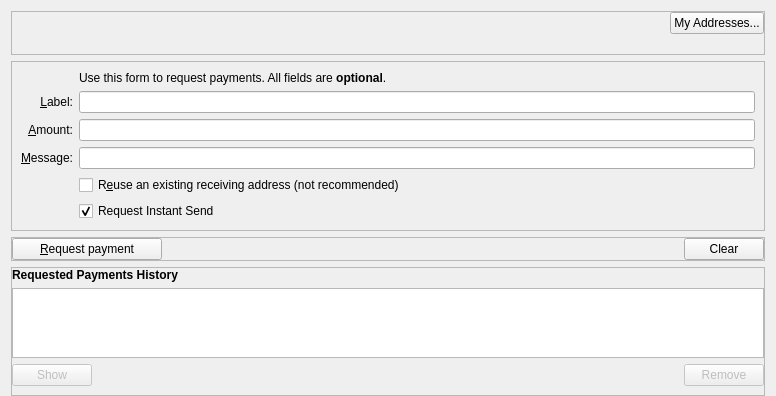
genix-project/genix, file src/qt/forms/receivecoinsdialog.ui: the form before one commit.
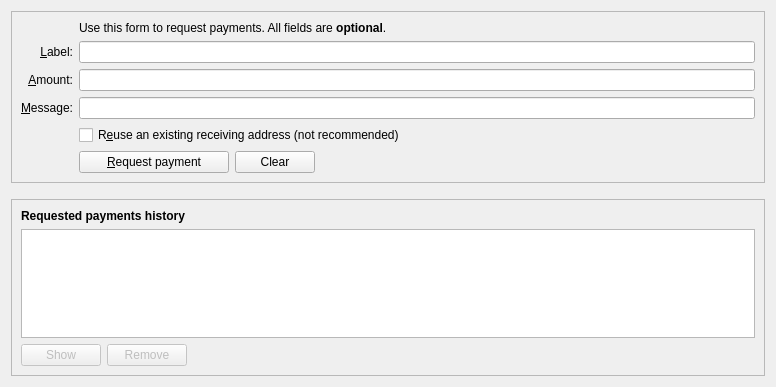
The form after the commit. Custom widgets are drawn as their Qt base class.

Diff of the .ui file:
```diff
--- a/src/qt/forms/receivecoinsdialog.ui
+++ b/src/qt/forms/receivecoinsdialog.ui
@@ -10,74 +10,9 @@
 				<height>387</height>
 			</rect>
 		</property>
-		<layout class="QVBoxLayout" name="verticalLayout" stretch="0,0,0,0,1">
-            <property name="bottomMargin">
-                <number>0</number>
-            </property>
+  <layout class="QVBoxLayout" name="verticalLayout" stretch="0,0,1">
             <item>
-                <widget class="QFrame" name="frameSendTopButton">
-					<property name="sizePolicy">
-						<sizepolicy hsizetype="Expanding" vsizetype="Expanding">
-							<horstretch>0</horstretch>
-							<verstretch>0</verstretch>
-						</sizepolicy>
-					</property>
-					<property name="maximumSize">
-						<size>
-							<width>16777215</width>
-							<height>16777215</height>
-						</size>
-					</property>
-					<property name="frameShape">
-						<enum>QFrame::StyledPanel</enum>
-					</property>
-					<property name="frameShadow">
-						<enum>QFrame::Sunken</enum>
-					</property>
-					<layout class="QHBoxLayout" name="topSendButtons">
-                         <property name="topMargin">
-                            <number>0</number>
-                        </property>
-                        <property name="bottomMargin">
-                            <number>20</number>
-                        </property>
-                        <property name="leftMargin">
-                            <number>0</number>
-                        </property>
-                        <property name="rightMargin">
-                            <number>0</number>
-                        </property>
-                        <item>
-                            <spacer name="horizontalSpacerWalletSecruity">
-                                <property name="orientation">
-                                    <enum>Qt::Horizontal</enum>
-                                </property>
-                                <property name="sizeHint" stdset="0">
-                                    <size>
-                                        <width>40</width>
-                                        <height>1</height>
-                                    </size>
-                                </property>
-                            </spacer>
-                        </item>
-						<item>
-							<widget class="QPushButton" name="receivingAddressesButton">
-								<property name="toolTip">
-									<string>Clear all fields of the form.</string>
-								</property>
-								<property name="text">
-									<string>My Addresses...</string>
-								</property>
-								<property name="autoDefault">
-									<bool>false</bool>
-								</property>
-							</widget>
-						</item>
-					</layout>
-				</widget>
-            </item>
-			<item>
-				<widget class="QFrame" name="frameReceiveForm">
+    <widget class="QFrame" name="frame2">
 					<property name="sizePolicy">
 						<sizepolicy hsizetype="Preferred" vsizetype="Expanding">
 							<horstretch>0</horstretch>
@@ -193,61 +128,7 @@
 									</widget>
 								</item>
 								<item row="8" column="2">
-									<widget class="QCheckBox" name="checkUseInstantSend">
-										<property name="text">
-											<string>Request Instant Send</string>
-										</property>
-										<property name="checked">
-											<bool>true</bool>
-										</property>
-									</widget>
-								</item>
-							</layout>
-						</item>
-					</layout>
-				</widget>
-			</item>
-            <item>
-                <widget class="QFrame" name="frame2">
-					<property name="sizePolicy">
-						<sizepolicy hsizetype="Preferred" vsizetype="Expanding">
-							<horstretch>0</horstretch>
-							<verstretch>0</verstretch>
-						</sizepolicy>
-					</property>
-					<property name="frameShape">
-						<enum>QFrame::StyledPanel</enum>
-					</property>
-					<property name="frameShadow">
-						<enum>QFrame::Sunken</enum>
-					</property>
-					<layout class="QVBoxLayout" name="verticalLayout_3_2">
-                        <property name="leftMargin">
-                            <number>0</number>
-                        </property>
-                        <property name="topMargin">
-                            <number>0</number>
-                        </property>
-                        <property name="rightMargin">
-                            <number>0</number>
-                        </property>
-                        <property name="bottomMargin">
-                            <number>0</number>
-                        </property>
-                    	<item>
                             <layout class="QHBoxLayout" name="horizontalLayout">
-                                <property name="leftMargin">
-                                    <number>0</number>
-                                </property>
-                                <property name="topMargin">
-                                    <number>0</number>
-                                </property>
-                                <property name="rightMargin">
-                                    <number>0</number>
-                                </property>
-                                <property name="bottomMargin">
-                                    <number>0</number>
-                                </property>
                                 <item>
                                     <widget class="QPushButton" name="receiveButton">
                                         <property name="minimumSize">
@@ -261,19 +142,6 @@
                                         </property>
                                     </widget>
                                 </item>
-                                <item>
-                                    <spacer name="horizontalSpacer">
-                                        <property name="orientation">
-                                            <enum>Qt::Horizontal</enum>
-                                        </property>
-                                        <property name="sizeHint" stdset="0">
-                                            <size>
-                                                <width>40</width>
-                                                <height>20</height>
-                                            </size>
-                                        </property>
-                                    </spacer>
-                                </item>
                                 <item>
                                     <widget class="QPushButton" name="clearButton">
                                         <property name="sizePolicy">
@@ -293,6 +161,28 @@
                                         </property>
                                     </widget>
                                 </item>
+          <item>
+           <spacer name="horizontalSpacer">
+            <property name="orientation">
+             <enum>Qt::Horizontal</enum>
+            </property>
+            <property name="sizeHint" stdset="0">
+             <size>
+              <width>40</width>
+              <height>20</height>
+             </size>
+            </property>
+           </spacer>
+          </item>
+         </layout>
+        </item>
+        <item row="8" column="0">
+         <widget class="QLabel" name="label_7">
+          <property name="text">
+           <string/>
+          </property>
+         </widget>
+        </item>
                             </layout>
                         </item>
                     </layout>
@@ -326,15 +216,6 @@
 						<enum>QFrame::Raised</enum>
 					</property>
 					<layout class="QVBoxLayout" name="verticalLayout_2">
-                        <property name="leftMargin">
-                            <number>0</number>
-                        </property>
-                        <property name="topMargin">
-                            <number>0</number>
-                        </property>
-                        <property name="rightMargin">
-                            <number>0</number>
-                        </property>
 						<item>
 							<widget class="QLabel" name="labelRequestedPaymentsHistory">
 								<property name="font">
@@ -344,7 +225,7 @@
 									</font>
 								</property>
 								<property name="text">
-									<string>Requested Payments History</string>
+         <string>Requested payments history</string>
 								</property>
 							</widget>
 						</item>
@@ -379,19 +260,6 @@
 										</property>
 									</widget>
 								</item>
-                                <item>
-									<spacer name="horizontalSpacer_2">
-										<property name="orientation">
-											<enum>Qt::Horizontal</enum>
-										</property>
-										<property name="sizeHint" stdset="0">
-											<size>
-												<width>40</width>
-												<height>20</height>
-											</size>
-										</property>
-									</spacer>
-								</item>
 								<item>
 									<widget class="QPushButton" name="removeRequestButton">
 										<property name="enabled">
@@ -408,6 +276,19 @@
 										</property>
 									</widget>
 								</item>
+        <item>
+         <spacer name="horizontalSpacer_2">
+          <property name="orientation">
+           <enum>Qt::Horizontal</enum>
+          </property>
+          <property name="sizeHint" stdset="0">
+           <size>
+            <width>40</width>
+            <height>20</height>
+           </size>
+          </property>
+         </spacer>
+        </item>
 							</layout>
 						</item>
 					</layout>
```
Left out of the diff: 16 changed lines with no effect on the pictures. Lines whose indentation alone changed are shown as unchanged.
